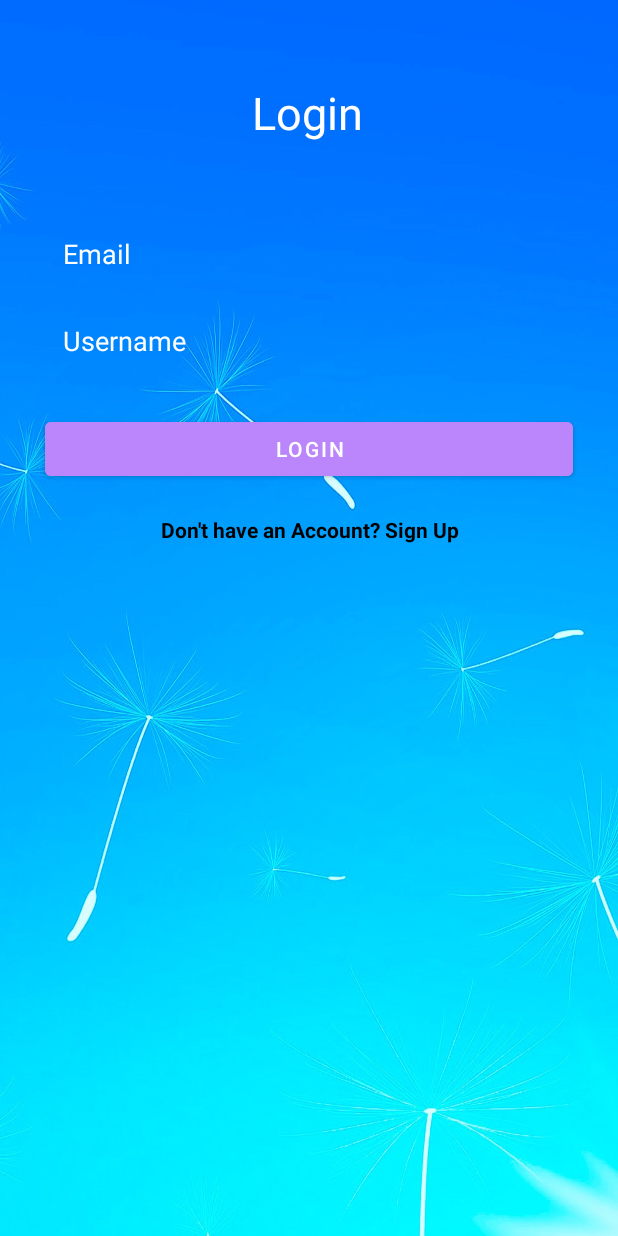
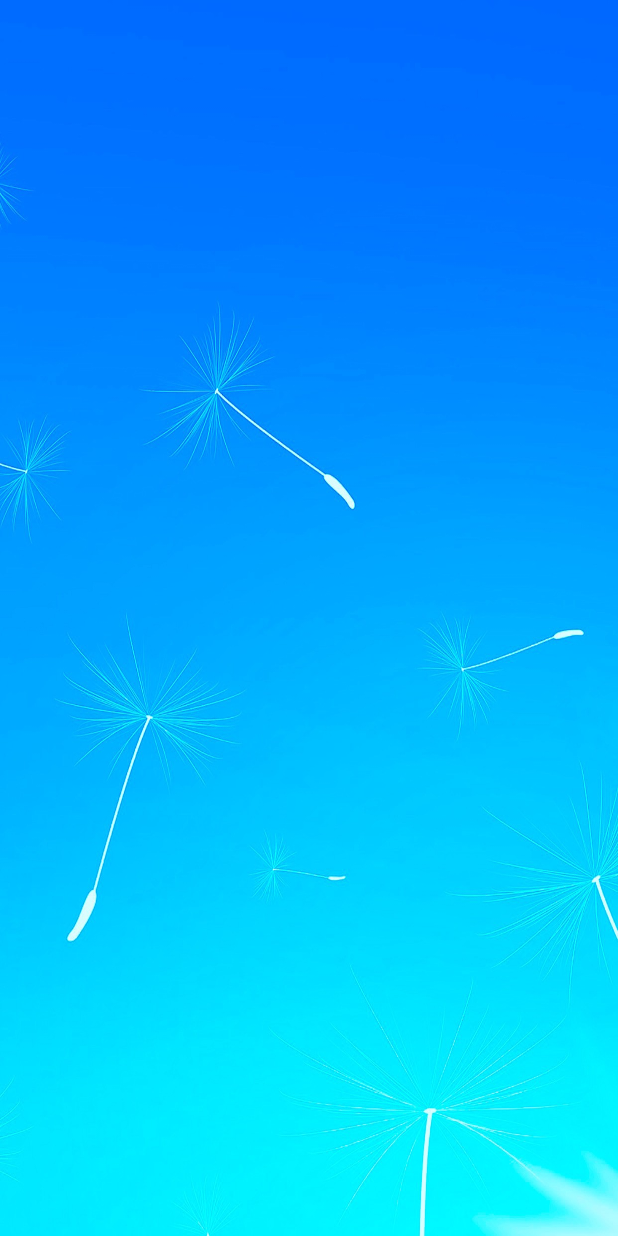
Before and after one commit to BichNhung263/mobile-1, an Android app: the layout activity_main.xml on its own in the app's theme, with its tools: preview values and no code run, on a phone screen of 412 x 824 dp. Run offline under Robolectric (Android 15) with nearby library versions, the phone set to English and light mode, and no system bars.

```diff
--- a/app/src/main/AndroidManifest.xml
+++ b/app/src/main/AndroidManifest.xml
@@ -13,6 +13,15 @@
         android:theme="@style/Theme.HoThiBichNhung_2123110314"
         tools:targetApi="31">
         <activity
+            android:name=".LoginActivity"
+            android:exported="true">
+            <intent-filter>
+                <action android:name="android.intent.action.MAIN" />
+
+                <category android:name="android.intent.category.LAUNCHER" />
+            </intent-filter>
+        </activity>
+        <activity
             android:name=".MainActivity"
             android:exported="true">
             <intent-filter>
--- a/app/src/main/res/layout/activity_main.xml
+++ b/app/src/main/res/layout/activity_main.xml
@@ -8,84 +8,6 @@
     android:background="@drawable/background"
     tools:context=".MainActivity">
 
-    <TextView
-        android:id="@+id/tvLogin"
-        android:layout_width="wrap_content"
-        android:layout_height="wrap_content"
-        android:layout_marginTop="4dp"
-        android:text="Login"
-        android:textColor="@color/white"
-        android:textSize="30sp"
-        app:layout_constraintBottom_toBottomOf="parent"
-        app:layout_constraintEnd_toEndOf="parent"
-        app:layout_constraintHorizontal_bias="0.498"
-        app:layout_constraintStart_toStartOf="parent"
-        app:layout_constraintTop_toTopOf="parent"
-        app:layout_constraintVertical_bias="0.065" />
 
-    <EditText
-        android:id="@+id/etEmail"
-        android:layout_width="0dp"
-        android:layout_height="48dp"
-        android:layout_marginTop="50dp"
-        android:layout_marginStart="30dp"
-        android:layout_marginEnd="30dp"
-        android:background="@null"
-        android:backgroundTint="@color/white"
-        android:hint="Email"
-        android:padding="12dp"
-        android:textColor="@color/white"
-        android:textColorHint="@color/white"
-        app:layout_constraintEnd_toEndOf="parent"
-        app:layout_constraintStart_toStartOf="parent"
-        app:layout_constraintTop_toBottomOf="@id/tvLogin"/>
-
-    <EditText
-        android:id="@+id/etPassword"
-        android:layout_width="0dp"
-        android:layout_height="48dp"
-        android:layout_marginTop="10dp"
-        android:layout_marginStart="30dp"
-        android:layout_marginEnd="30dp"
-        android:background="@null"
-        android:backgroundTint="@color/white"
-        android:hint="Username"
-        android:inputType="textPassword"
-        android:padding="12dp"
-        android:textColor="@color/white"
-        android:textColorHint="@color/white"
-        app:layout_constraintEnd_toEndOf="parent"
-        app:layout_constraintStart_toStartOf="parent"
-        app:layout_constraintTop_toBottomOf="@id/etEmail"/>
-
-    <Button
-        android:id="@+id/btnLogin"
-        android:layout_width="0dp"
-        android:layout_height="48dp"
-        android:layout_marginStart="30dp"
-        android:layout_marginTop="24dp"
-        android:layout_marginEnd="30dp"
-        android:background="@null"
-        android:backgroundTint="@color/purple_200"
-        android:text="LOGIN"
-        android:textColor="@color/white"
-        app:layout_constraintEnd_toEndOf="parent"
-        app:layout_constraintHorizontal_bias="0.0"
-        app:layout_constraintStart_toStartOf="parent"
-        app:layout_constraintTop_toBottomOf="@+id/etPassword" />
-
-    <TextView
-        android:id="@+id/llSignUp"
-        android:layout_width="match_parent"
-        android:layout_height="wrap_content"
-        android:gravity="center"
-        android:layout_marginTop="20dp"
-        app:layout_constraintTop_toBottomOf="@id/btnLogin"
-        app:layout_constraintStart_toStartOf="parent"
-        app:layout_constraintEnd_toEndOf="parent"
-        android:textColor="@color/black"
-        android:text="Don't have an Account? Sign Up"
-        android:textSize="14sp"
-        android:textStyle="bold"/>
 
 </androidx.constraintlayout.widget.ConstraintLayout>
```
